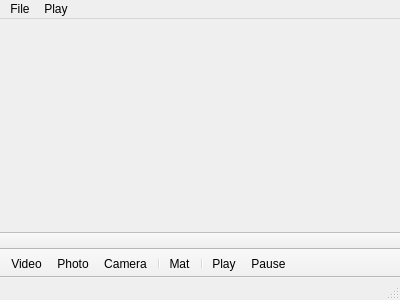
Above: video/gui.ui from hksonngan/poimat before the change. Below: the same form after it.
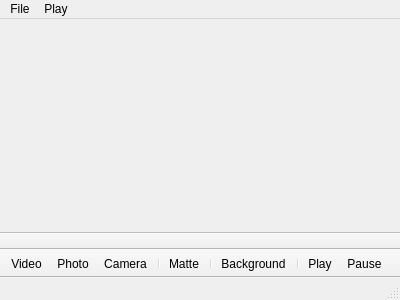
That is the form after the change. Icons and pictures are not drawn.

What changed in the file:
```diff
--- a/video/gui.ui
+++ b/video/gui.ui
@@ -72,7 +72,9 @@
    <addaction name="actionPhoto"/>
    <addaction name="actionCamera"/>
    <addaction name="separator"/>
-   <addaction name="actionMat"/>
+   <addaction name="actionMatte"/>
+   <addaction name="separator"/>
+   <addaction name="actionBackground"/>
    <addaction name="separator"/>
    <addaction name="actionPlay"/>
    <addaction name="actionPause"/>
@@ -130,13 +132,16 @@
     <string>Photo</string>
    </property>
   </action>
-  <action name="actionMat">
+  <action name="actionMatte">
    <property name="icon">
     <iconset resource="resource.qrc">
      <normaloff>:/icons/icons/183-genie-lamp.png</normaloff>:/icons/icons/183-genie-lamp.png</iconset>
    </property>
    <property name="text">
-    <string>Mat</string>
+    <string>Matte</string>
+   </property>
+   <property name="toolTip">
+    <string>Matte</string>
    </property>
   </action>
   <action name="actionCamera">
@@ -148,6 +153,18 @@
     <string>Camera</string>
    </property>
   </action>
+  <action name="actionBackground">
+   <property name="icon">
+    <iconset resource="resource.qrc">
+     <normaloff>:/icons/icons/103-map.png</normaloff>:/icons/icons/103-map.png</iconset>
+   </property>
+   <property name="text">
+    <string>Background</string>
+   </property>
+   <property name="toolTip">
+    <string>Background</string>
+   </property>
+  </action>
  </widget>
  <layoutdefault spacing="6" margin="11"/>
  <resources>
```
